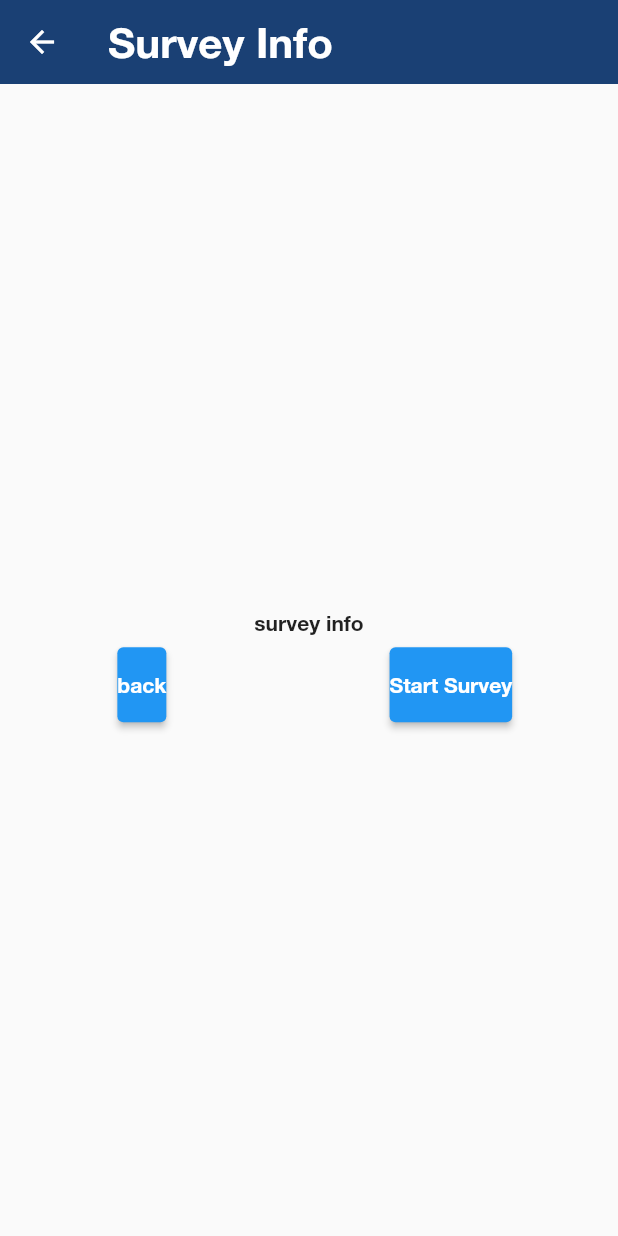
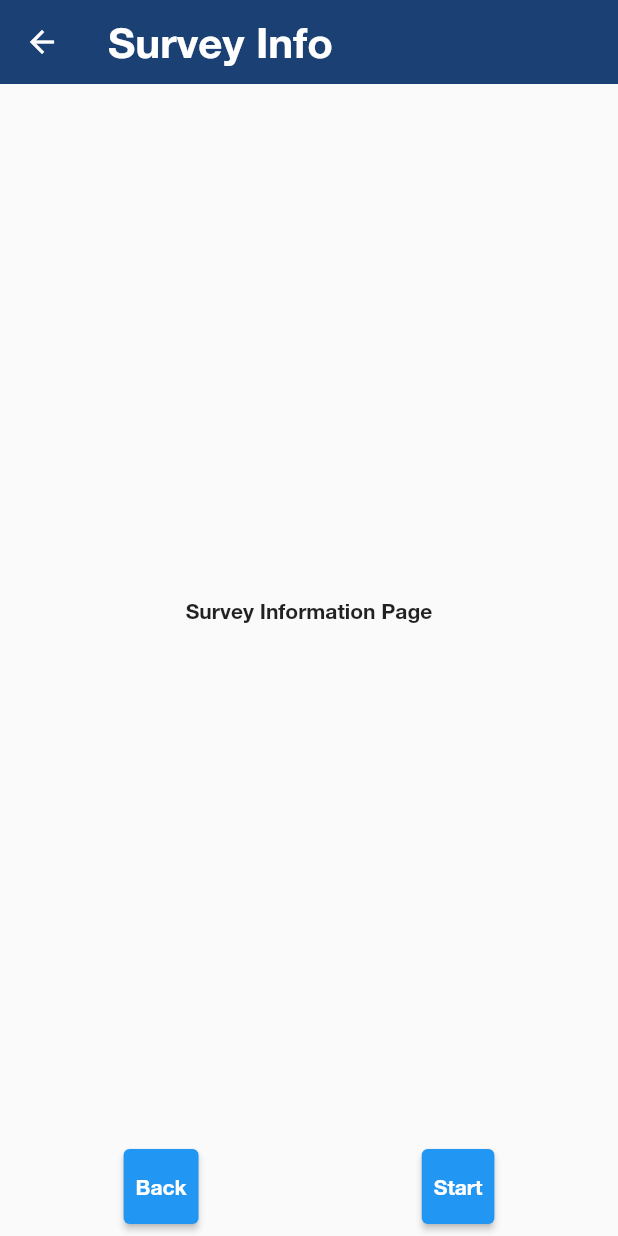
Before and after one commit to slavefreetrade/libertas_people, a Flutter app: the SurveyInformationPage screen opened directly with empty values, on a phone screen of 412 x 824 dp. Run offline on Flutter 3.47's test engine with Material 2 defaults, Android fonts, the phone set to English and light mode, and no system bars; our stand-ins replace device_info, device_preview, flutter_bloc, flutter_secure_storage, percent_indicator, step_progress_indicator; accounts and stored records are empty; generated files the repository leaves out were written again.

Commit message:
submittal of first survey seems solid. Added Loading indicator to Survey... could use a different UI approach. Next I will test a survey I havent complted yet

```diff
--- a/lib/pages/home/home_page.dart
+++ b/lib/pages/home/home_page.dart
@@ -3,6 +3,7 @@ import 'package:flutter/material.dart';
 import 'package:flutter_bloc/flutter_bloc.dart';
 import 'package:libertaspeople/pages/home/home_page_content/unfinished_survey_content.dart';
 import 'package:libertaspeople/pages/home/home_cubit.dart';
+import 'package:libertaspeople/pages/splash_screen.dart';
 import 'package:libertaspeople/pages/survey/survey_cubit.dart';
 import '../survey/survey_question_page.dart';
 import 'home_page_content/welcome_first_time_content.dart';
--- a/lib/pages/survey/survey_cubit.dart
+++ b/lib/pages/survey/survey_cubit.dart
@@ -145,6 +145,7 @@ class SurveyCubit extends Cubit<SurveyState> {
         previousAnswerKey: sessionInfo.responses[previousAnswerKey]
       };
       print("previous andswer: $previousAnswer");
+
       // FIND QUESTION BY INDEX
       QuestionModel previousQuestion = sessionInfo.questions.firstWhere(
           (question) => question.questionId.contains(previousIndex.toString()));
--- a/lib/pages/survey/survey_information_page.dart
+++ b/lib/pages/survey/survey_information_page.dart
@@ -1,6 +1,7 @@
 import 'package:flutter/material.dart';
 import 'package:libertaspeople/pages/survey/survey_cubit.dart';
 import 'package:flutter_bloc/flutter_bloc.dart';
+import 'package:libertaspeople/pages/survey/survey_loading_indicator.dart';
 import 'package:libertaspeople/pages/survey/survey_question_page.dart';
 
 class SurveyInformationPage extends StatefulWidget {
@@ -26,40 +27,55 @@ class _SurveyInformationPageState extends State<SurveyInformationPage> {
                     state.currentQuestionIndex,
                     state.totalQuestionCount,
                     state.question,
-                  state.previousAnswer
-                ),
+                    state.previousAnswer),
               ),
             );
           }
         },
-        child: Center(
-          child: Column(
+        child: Stack(children: [
+          Column(
             mainAxisAlignment: MainAxisAlignment.center,
             children: [
+              Expanded(
+                child: Center(
+                  child: Padding(
+                    padding: const EdgeInsets.all(8.0),
+                    child: Text("Survey Information Page"),
+                  ),
+                ),
+              ),
               Padding(
                 padding: const EdgeInsets.all(8.0),
-                child: Text("survey info"),
-              ),
-              Row(
+                child: Row(
                   mainAxisAlignment: MainAxisAlignment.spaceAround,
                   children: [
                     RaisedButton(
-                    child: Text("back"),
+                      child: Padding(
+                        padding: const EdgeInsets.all(8.0),
+                        child: Text("Back"),
+                      ),
                       onPressed: () {
                         Navigator.pop(context);
                       },
                     ),
                     RaisedButton(
-                    child: Text("Start Survey"),
+                      child: Padding(
+                        padding: const EdgeInsets.all(8.0),
+                        child: Text("Start"),
+                      ),
                       onPressed: () {
-                      context.bloc<SurveyCubit>().startSurvey(widget.surveyId);
+                        context
+                            .bloc<SurveyCubit>()
+                            .startSurvey(widget.surveyId);
                       },
                     ),
                   ],
+                ),
               )
             ],
           ),
-        ),
+          SurveyLoadingIndicator()
+        ]),
       ),
     );
   }
--- /dev/null
+++ b/lib/pages/survey/survey_loading_indicator.dart
@@ -0,0 +1,42 @@
+import 'package:flutter/material.dart';
+import 'package:flutter_bloc/flutter_bloc.dart';
+import 'package:libertaspeople/constants/colors.dart';
+import 'package:libertaspeople/pages/survey/survey_cubit.dart';
+
+class SurveyLoadingIndicator extends StatelessWidget {
+  @override
+  Widget build(BuildContext context) {
+    return BlocBuilder<SurveyCubit, SurveyState>(builder: (context, state) {
+      if (state is LoadingSurveyState) {
+        return Expanded(
+            child: Container(
+          color: Colors.black38,
+          child: Center(
+              child: Container(
+            decoration: BoxDecoration(
+              borderRadius: BorderRadius.all(
+                Radius.circular(20),
+              ),
+              color: Colors.white,
+            ),
+            width: 150,
+            height: 150,
+            // color: Colors.white,
+            child: Center(
+              child: Column(
+                mainAxisAlignment: MainAxisAlignment.spaceAround,
+                children: [
+                  Text("Loading"),
+                  CircularProgressIndicator(
+                    backgroundColor: ColorConstants.orange,
+                  ),
+                ],
+              ),
+            ),
+          )),
+        ));
+      }
+      return Container();
+    });
+  }
+}
```
Also changed, not shown: lib/pages/survey/lauguage_selection_page.dart (+19 -5 lines), lib/pages/survey/survey_question_page.dart (+8 -3 lines). Lines whose indentation alone changed are shown as unchanged.
